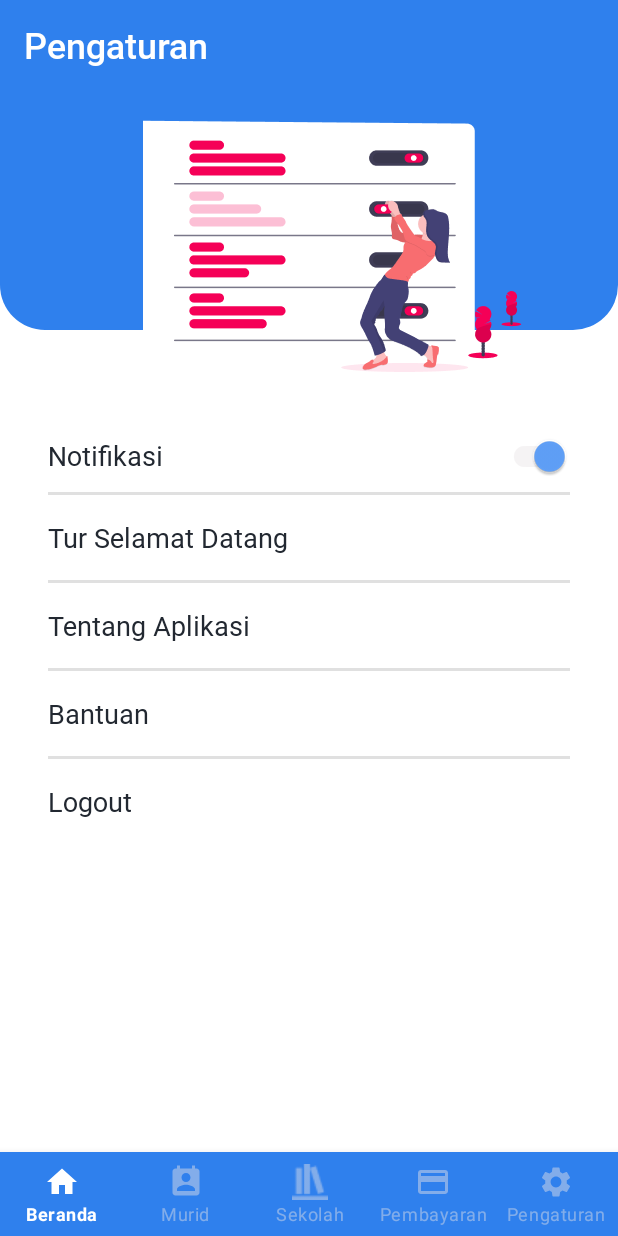
After one commit to alifandartaa/KiddleApp, an Android app: the fragment Fragment_Pengaturan placed in its activity, on a phone screen of 412 x 824 dp. The commit adds this screen. Run offline under Robolectric (Android 15) with nearby library versions, the phone set to English and light mode, and no system bars; libraries missing offline, so code that uses them is left out: com.synnapps.carouselview; 3 statements that could not run were skipped.

Commit message:
menambahkan pengaturan
sudah lengkap, tidak ada yang perlu diubah

```diff
--- a/app/src/main/java/com/example/kiddleapp/MainActivity.kt
+++ b/app/src/main/java/com/example/kiddleapp/MainActivity.kt
@@ -2,12 +2,11 @@ package com.example.kiddleapp
 
 import androidx.appcompat.app.AppCompatActivity
 import android.os.Bundle
-import android.widget.FrameLayout
 import androidx.fragment.app.Fragment
 import com.example.kiddleapp.fragment.Fragment_Beranda
+import com.example.kiddleapp.fragment.Fragment_Pengaturan
 import com.google.android.material.bottomnavigation.BottomNavigationView
 import kotlinx.android.synthetic.main.activity_main.*
-import kotlinx.android.synthetic.main.activity_main.view.*
 
 class MainActivity : AppCompatActivity() {
 
@@ -16,6 +15,11 @@ class MainActivity : AppCompatActivity() {
         when(item.itemId) {
             R.id.menu_beranda -> {
                 val fragment = Fragment_Beranda()
+                addFragment(fragment)
+                return@OnNavigationItemSelectedListener true
+            }
+            R.id.menu_pengaturan -> {
+                val fragment = Fragment_Pengaturan()
                 addFragment(fragment)
                 return@OnNavigationItemSelectedListener true
             }
--- a/app/src/main/java/com/example/kiddleapp/fragment/Fragment_Beranda.kt
+++ b/app/src/main/java/com/example/kiddleapp/fragment/Fragment_Beranda.kt
@@ -14,6 +14,7 @@ import com.synnapps.carouselview.CarouselView
 import com.synnapps.carouselview.ImageClickListener
 import com.synnapps.carouselview.ImageListener
 import kotlinx.android.synthetic.main.fragment_beranda.*
+import kotlinx.android.synthetic.main.fragment_beranda.view.*
 
 class Fragment_Beranda : Fragment() {
 
@@ -37,22 +38,20 @@ class Fragment_Beranda : Fragment() {
     }
 
     override fun onCreateView( inflater: LayoutInflater, container: ViewGroup?, savedInstanceState: Bundle?): View? {
-        return  inflater.inflate(R.layout.fragment_beranda, container, false)
-    }
+        val view = inflater.inflate(R.layout.fragment_beranda, container, false)
 
-    override fun onActivityCreated(savedInstanceState: Bundle?) {
-        super.onActivityCreated(savedInstanceState)
-        val carouselView = carouselView
-
-        //carousel
+        //instansiasi carousel
+        val carouselView = view.carouselView
         carouselView.pageCount = sampleImages.size
         carouselView.setImageListener(imageListener)
         carouselView.setImageClickListener(clickListener)
 
-        //intent ke notifikasi
-        img_notification.setOnClickListener{
+        //intent untuk menuju halaman notifikasi
+        view.img_notification.setOnClickListener {
             startActivity(Intent(activity, Notifikasi::class.java))
         }
 
+        return view
     }
+
 }
--- /dev/null
+++ b/app/src/main/java/com/example/kiddleapp/fragment/Fragment_Pengaturan.kt
@@ -0,0 +1,44 @@
+package com.example.kiddleapp.fragment
+
+import android.os.Bundle
+import android.view.LayoutInflater
+import android.view.View
+import android.view.ViewGroup
+import android.widget.Toast
+import androidx.fragment.app.Fragment
+import com.example.kiddleapp.R
+import kotlinx.android.synthetic.main.fragment_pengaturan.view.*
+
+class Fragment_Pengaturan: Fragment() {
+
+    override fun onCreateView(inflater: LayoutInflater, container: ViewGroup?, savedInstanceState: Bundle?): View? {
+        val view =  inflater.inflate(R.layout.fragment_pengaturan, container, false)
+
+        //ketika switch dinyalakan atau dimatikan
+        view.switch_pengaturan_notif.setOnCheckedChangeListener { buttonView, isChecked ->
+            Toast.makeText(activity, "Clicked", Toast.LENGTH_SHORT).show()
+        }
+
+        //intent ke halaman onboarding
+        view.tv_onboarding.setOnClickListener {
+            Toast.makeText(activity, "Clicked", Toast.LENGTH_SHORT).show()
+        }
+
+        //intent ke halaman tentang aplikasi
+        view.tv_about.setOnClickListener {
+            Toast.makeText(activity, "Clicked", Toast.LENGTH_SHORT).show()
+        }
+
+        //intent ke halaman bantuan
+        view.tv_bantuan.setOnClickListener {
+            Toast.makeText(activity, "Clicked", Toast.LENGTH_SHORT).show()
+        }
+
+        //hapus sharedpreferences untuk logout
+        view.tv_logout.setOnClickListener {
+            Toast.makeText(activity, "Clicked", Toast.LENGTH_SHORT).show()
+        }
+
+        return view
+    }
+}
--- /dev/null
+++ b/app/src/main/res/color/notification_switches.xml
@@ -0,0 +1,5 @@
+<?xml version="1.0" encoding="utf-8"?>
+<selector xmlns:android="http://schemas.android.com/apk/res/android">
+    <item android:state_checked="true" android:color="@color/colorBlue"/>
+    <item android:state_checked="false" android:color="@color/colorLilyWhite"/>
+</selector>
--- /dev/null
+++ b/app/src/main/res/layout/fragment_pengaturan.xml
@@ -0,0 +1,172 @@
+<?xml version="1.0" encoding="utf-8"?>
+<androidx.constraintlayout.widget.ConstraintLayout
+    xmlns:android="http://schemas.android.com/apk/res/android"
+    xmlns:app="http://schemas.android.com/apk/res-auto"
+    xmlns:tools="http://schemas.android.com/tools"
+    android:layout_width="match_parent"
+    android:layout_height="match_parent">
+
+    <RelativeLayout
+        android:id="@+id/relativeLayout2"
+        android:layout_width="match_parent"
+        android:layout_height="60dp"
+        android:background="@color/colorPrimary"
+        android:paddingStart="16dp"
+        android:paddingEnd="16dp"
+        app:layout_constraintEnd_toEndOf="parent"
+        app:layout_constraintStart_toStartOf="parent"
+        app:layout_constraintTop_toTopOf="parent">
+
+        <TextView
+            android:id="@+id/textView15"
+            android:layout_width="wrap_content"
+            android:layout_height="wrap_content"
+            android:layout_alignParentStart="true"
+            android:layout_centerVertical="true"
+            android:fontFamily="@font/roboto_medium"
+            android:text="@string/pengaturan"
+            android:textColor="@color/colorWhite"
+            android:textSize="24sp" />
+    </RelativeLayout>
+
+    <View
+        android:id="@+id/view2"
+        android:layout_width="0dp"
+        android:layout_height="160dp"
+        android:background="@drawable/top_blue_box"
+        app:layout_constraintEnd_toEndOf="parent"
+        app:layout_constraintStart_toStartOf="parent"
+        app:layout_constraintTop_toBottomOf="@+id/relativeLayout2" />
+
+    <ImageView
+        android:id="@+id/imageView3"
+        android:layout_width="wrap_content"
+        android:layout_height="wrap_content"
+        android:layout_marginTop="48dp"
+        app:layout_constraintEnd_toEndOf="parent"
+        app:layout_constraintStart_toStartOf="parent"
+        app:layout_constraintTop_toTopOf="@+id/relativeLayout2"
+        app:srcCompat="@drawable/ilustrasi_pengaturan" />
+
+    <com.google.android.material.switchmaterial.SwitchMaterial
+        android:id="@+id/switch_pengaturan_notif"
+        android:layout_width="0dp"
+        android:layout_height="wrap_content"
+        android:layout_marginStart="32dp"
+        android:layout_marginTop="32dp"
+        android:layout_marginEnd="32dp"
+        android:checked="true"
+        android:fontFamily="@font/roboto"
+        android:text="Notifikasi"
+        android:textColor="@color/colorBlack"
+        android:textSize="18sp"
+        app:layout_constraintEnd_toEndOf="parent"
+        app:layout_constraintStart_toStartOf="parent"
+        app:layout_constraintTop_toBottomOf="@+id/imageView3"
+        app:thumbTint="@color/notification_switches"
+        app:trackTint="@color/colorLilyWhite"
+        app:useMaterialThemeColors="false" />
+
+    <View
+        android:id="@+id/divider"
+        android:layout_width="match_parent"
+        android:layout_height="2dp"
+        android:layout_marginStart="32dp"
+        android:layout_marginEnd="32dp"
+        android:background="?android:attr/listDivider"
+        app:layout_constraintEnd_toEndOf="parent"
+        app:layout_constraintHorizontal_bias="0.0"
+        app:layout_constraintStart_toStartOf="parent"
+        app:layout_constraintTop_toBottomOf="@+id/switch_pengaturan_notif" />
+
+    <TextView
+        android:id="@+id/tv_onboarding"
+        android:layout_width="wrap_content"
+        android:layout_height="wrap_content"
+        android:layout_marginStart="32dp"
+        android:layout_marginTop="16dp"
+        android:fontFamily="@font/roboto"
+        android:text="Tur Selamat Datang"
+        android:textColor="@color/colorBlack"
+        android:textSize="18sp"
+        app:layout_constraintStart_toStartOf="parent"
+        app:layout_constraintTop_toBottomOf="@+id/divider" />
+
+    <View
+        android:id="@+id/divider2"
+        android:layout_width="match_parent"
+        android:layout_height="2dp"
+        android:layout_marginStart="32dp"
+        android:layout_marginTop="16dp"
+        android:layout_marginEnd="32dp"
+        android:background="?android:attr/listDivider"
+        app:layout_constraintEnd_toEndOf="parent"
+        app:layout_constraintHorizontal_bias="0.0"
+        app:layout_constraintStart_toStartOf="parent"
+        app:layout_constraintTop_toBottomOf="@+id/tv_onboarding" />
+
+    <TextView
+        android:id="@+id/tv_about"
+        android:layout_width="wrap_content"
+        android:layout_height="wrap_content"
+        android:layout_marginStart="32dp"
+        android:layout_marginTop="16dp"
+        android:fontFamily="@font/roboto"
+        android:text="Tentang Aplikasi"
+        android:textColor="@color/colorBlack"
+        android:textSize="18sp"
+        app:layout_constraintStart_toStartOf="parent"
+        app:layout_constraintTop_toBottomOf="@+id/divider2" />
+
+    <View
+        android:id="@+id/divider3"
+        android:layout_width="match_parent"
+        android:layout_height="2dp"
+        android:layout_marginStart="32dp"
+        android:layout_marginTop="16dp"
+        android:layout_marginEnd="32dp"
+        android:background="?android:attr/listDivider"
+        app:layout_constraintEnd_toEndOf="parent"
+        app:layout_constraintHorizontal_bias="0.0"
+        app:layout_constraintStart_toStartOf="parent"
+        app:layout_constraintTop_toBottomOf="@+id/tv_about" />
+
+    <TextView
+        android:id="@+id/tv_bantuan"
+        android:layout_width="wrap_content"
+        android:layout_height="wrap_content"
+        android:layout_marginStart="32dp"
+        android:layout_marginTop="16dp"
+        android:fontFamily="@font/roboto"
+        android:text="Bantuan"
+        android:textColor="@color/colorBlack"
+        android:textSize="18sp"
+        app:layout_constraintStart_toStartOf="parent"
+        app:layout_constraintTop_toBottomOf="@+id/divider3" />
+
+    <View
+        android:id="@+id/divider4"
+        android:layout_width="match_parent"
+        android:layout_height="2dp"
+        android:layout_marginStart="32dp"
+        android:layout_marginTop="16dp"
+        android:layout_marginEnd="32dp"
+        android:background="?android:attr/listDivider"
+        app:layout_constraintEnd_toEndOf="parent"
+        app:layout_constraintHorizontal_bias="0.0"
+        app:layout_constraintStart_toStartOf="parent"
+        app:layout_constraintTop_toBottomOf="@+id/tv_bantuan" />
+
+    <TextView
+        android:id="@+id/tv_logout"
+        android:layout_width="wrap_content"
+        android:layout_height="wrap_content"
+        android:layout_marginStart="32dp"
+        android:layout_marginTop="16dp"
+        android:fontFamily="@font/roboto"
+        android:text="Logout"
+        android:textColor="@color/colorBlack"
+        android:textSize="18sp"
+        app:layout_constraintStart_toStartOf="parent"
+        app:layout_constraintTop_toBottomOf="@+id/divider4" />
+</androidx.constraintlayout.widget.ConstraintLayout>
```
Also changed, not shown: app/src/main/res/drawable-hdpi/ilustrasi_pengaturan.png (added), app/src/main/res/drawable-mdpi/ilustrasi_pengaturan.png (added), app/src/main/res/drawable-xhdpi/ilustrasi_pengaturan.png (added), app/src/main/res/drawable-xxhdpi/ilustrasi_pengaturan.png (added), app/src/main/res/drawable-xxxhdpi/ilustrasi_pengaturan.png (added).
